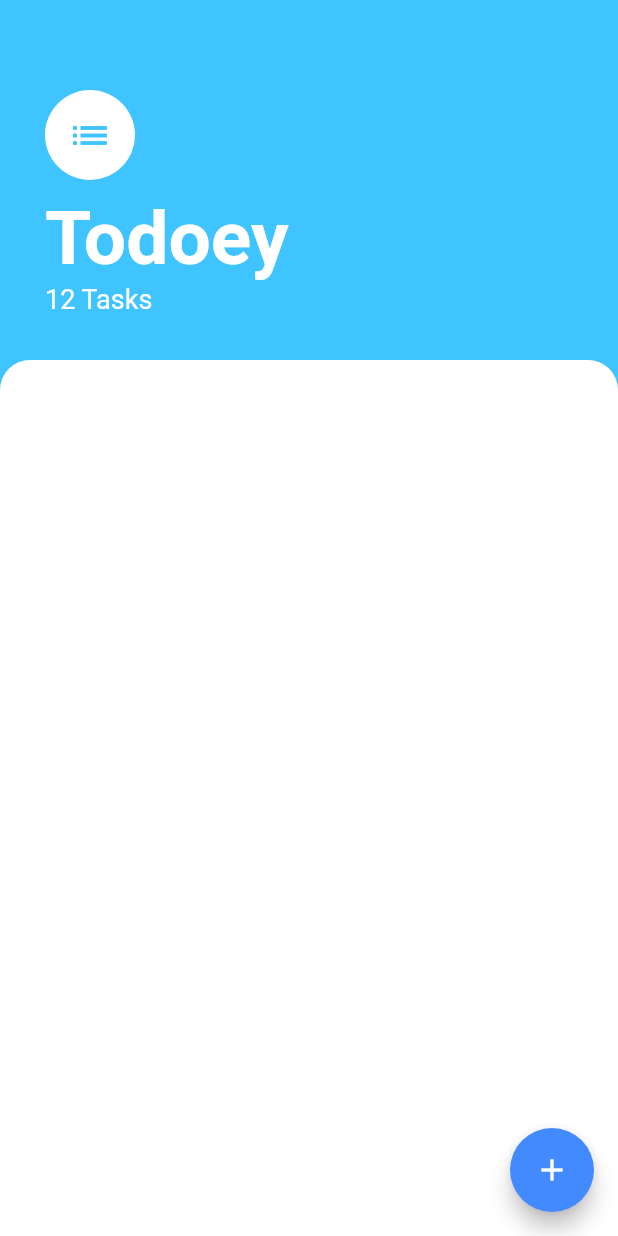
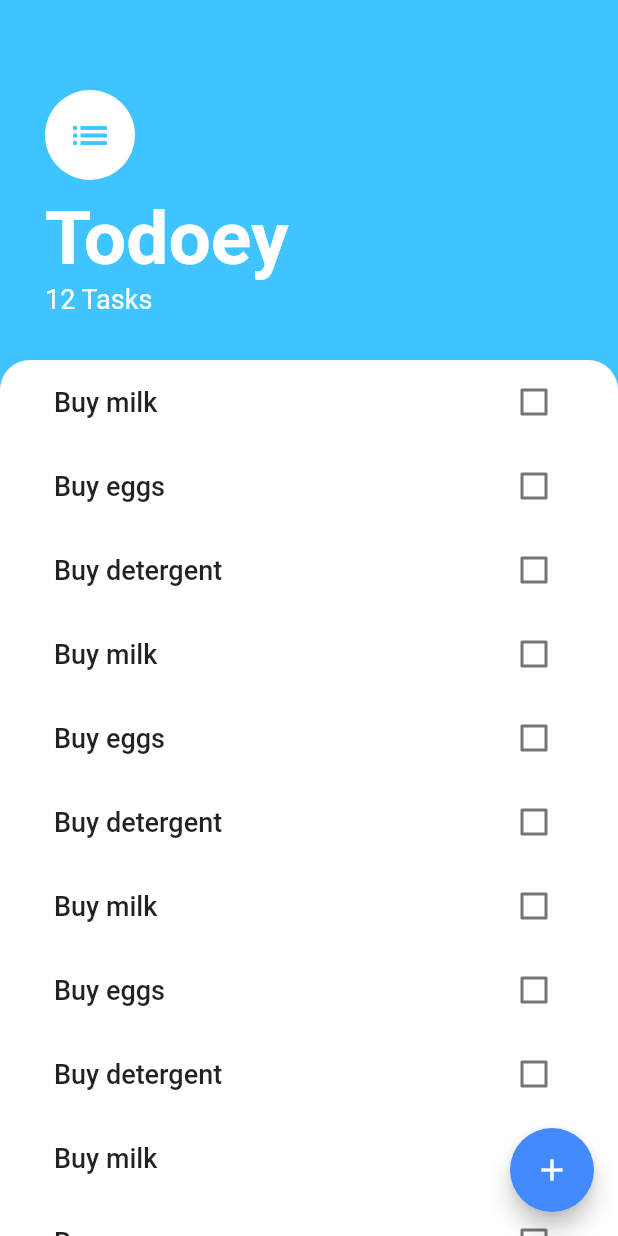
Before and after one commit to Liyuu8/todoey_flutter, a Flutter app: the screen it shows after launch, on a phone screen of 412 x 824 dp. Run offline on Flutter 3.47's test engine with Material 2 defaults, Android fonts, the phone set to English and light mode, and no system bars.

Commit message:
Implement the task list viewer

```diff
--- a/lib/screens/tasks_screen.dart
+++ b/lib/screens/tasks_screen.dart
@@ -1,6 +1,28 @@
 import 'package:flutter/material.dart';
 
-class TasksScreen extends StatelessWidget {
+import '../task.dart';
+
+class TasksScreen extends StatefulWidget {
+  @override
+  _TasksScreenState createState() => _TasksScreenState();
+}
+
+class _TasksScreenState extends State<TasksScreen> {
+  List<Task> taskList = [
+    Task(title: 'Buy milk'),
+    Task(title: 'Buy eggs'),
+    Task(title: 'Buy detergent'),
+    Task(title: 'Buy milk'),
+    Task(title: 'Buy eggs'),
+    Task(title: 'Buy detergent'),
+    Task(title: 'Buy milk'),
+    Task(title: 'Buy eggs'),
+    Task(title: 'Buy detergent'),
+    Task(title: 'Buy milk'),
+    Task(title: 'Buy eggs'),
+    Task(title: 'Buy detergent'),
+  ];
+
   @override
   Widget build(BuildContext context) {
     return Scaffold(
@@ -39,7 +61,7 @@ class TasksScreen extends StatelessWidget {
                   ),
                 ),
                 Text(
-                  '12 Tasks',
+                  '${taskList.length} Tasks',
                   style: TextStyle(
                     color: Colors.white,
                     fontSize: 18.0,
@@ -50,12 +72,36 @@ class TasksScreen extends StatelessWidget {
           ),
           Expanded(
             child: Container(
+              padding: EdgeInsets.symmetric(horizontal: 20.0),
               decoration: BoxDecoration(
                 color: Colors.white,
                 borderRadius: BorderRadius.only(
                   topLeft: Radius.circular(20.0),
                   topRight: Radius.circular(20.0),
                 ),
+              ),
+              child: ListView.builder(
+                itemCount: taskList.length,
+                itemBuilder: (_, index) {
+                  return CheckboxListTile(
+                    title: Text(
+                      taskList[index].title,
+                      style: TextStyle(
+                        fontSize: 18.0,
+                        fontWeight: FontWeight.w500,
+                        decoration: taskList[index].isCompleted
+                            ? TextDecoration.lineThrough
+                            : null,
+                      ),
+                    ),
+                    value: taskList[index].isCompleted,
+                    onChanged: (value) {
+                      setState(() {
+                        taskList[index].isCompleted = value;
+                      });
+                    },
+                  );
+                },
               ),
             ),
           ),
@@ -64,6 +110,7 @@ class TasksScreen extends StatelessWidget {
       floatingActionButton: FloatingActionButton(
         backgroundColor: Colors.blueAccent,
         child: Icon(Icons.add),
+        onPressed: () {},
       ),
     );
   }
--- /dev/null
+++ b/lib/task.dart
@@ -0,0 +1,6 @@
+class Task {
+  String title;
+  bool isCompleted = false;
+
+  Task({this.title});
+}
```
Also changed, not shown: lib/widgets/task_tile.dart (added), lib/widgets/tasks_list.dart (added).
